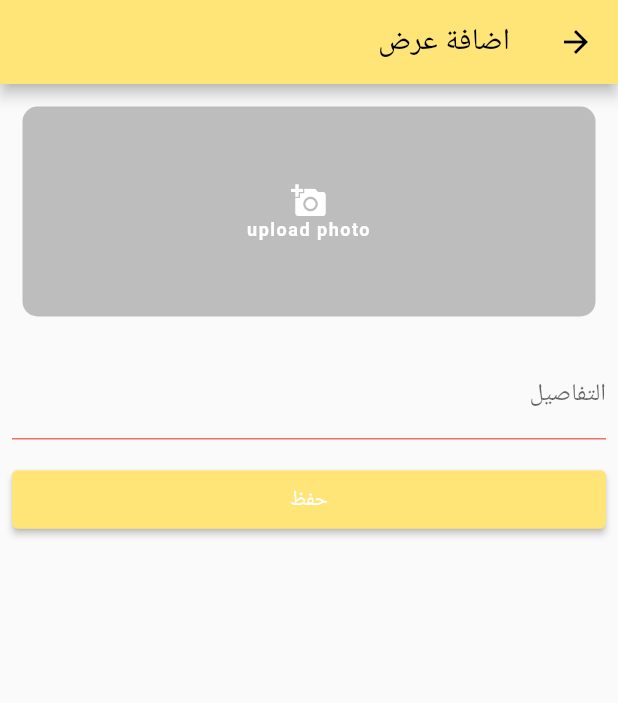
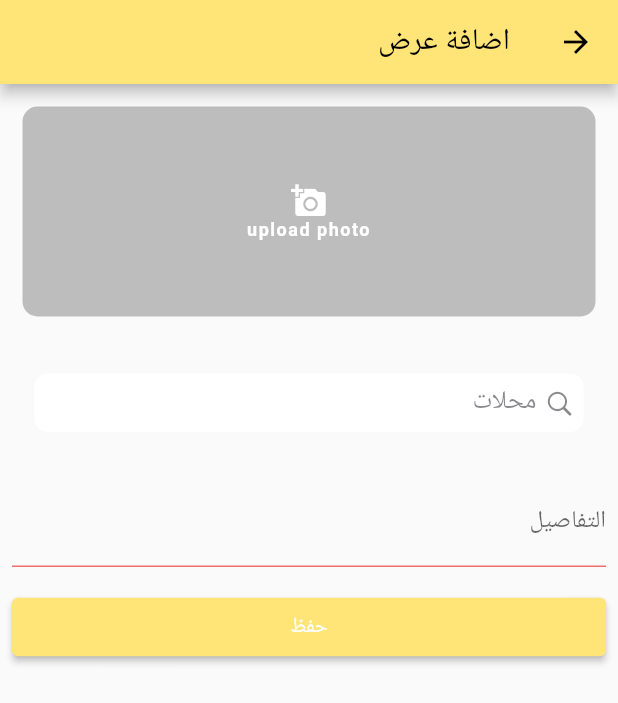
Before and after one commit to elesdody5/mydelivery_admin, a Flutter app: the OfferDetailsScreen screen opened by its route, on a phone screen of 412 x 824 dp. Shown: the top 703 px of the screen. Run offline on Flutter 3.47's test engine with Material 2 defaults, Android fonts, the phone set to English and light mode, and no system bars; drawn by our look-alikes of flutter_form_builder; our stand-ins replace cached_network_image, cloud_firestore, cool_alert, curved_navigation_bar, dio, firebase_core and 10 more; missing offline and left inert: form_builder_image_picker; accounts and stored records are empty; network calls fail.

Commit message:
add icon add shops to offers

```diff
--- a/features/dashboard/lib/data/remote/network/api_service.dart
+++ b/features/dashboard/lib/data/remote/network/api_service.dart
@@ -1,5 +1,6 @@
 import 'package:core/model/offer.dart';
 import 'package:core/model/response.dart';
+import 'package:core/model/shop.dart';
 
 abstract class ApiService {
   Future<ApiResponse> getAllUsers();
@@ -9,4 +10,6 @@ abstract class ApiService {
   Future<ApiResponse> deleteOffer(String offerId);
 
   Future<ApiResponse> addOffer(Offer offer);
+
+  Future<ApiResponse<List<Shop>>> getAllShops();
 }
--- a/features/dashboard/lib/data/remote/network/apis_url.dart
+++ b/features/dashboard/lib/data/remote/network/apis_url.dart
@@ -1,3 +1,4 @@
 const String offersUrl = "/offers/";
 const String offerUrl = "/offers/offer";
 const String usersUrl = "/users/type";
+const String shopsUrl = "/shops/";
--- a/features/dashboard/lib/data/repository/repository.dart
+++ b/features/dashboard/lib/data/repository/repository.dart
@@ -1,6 +1,7 @@
 import 'package:core/domain/result.dart';
 import 'package:core/domain/user.dart';
 import 'package:core/model/offer.dart';
+import 'package:core/model/shop.dart';
 
 abstract class Repository {
   Future<Result<List<User>>> getAllUsers();
@@ -12,4 +13,6 @@ abstract class Repository {
   Future<Result> deleteOffer(String offerId);
 
   Future<Result> addOffer(Offer offer);
+
+  Future<Result<List<Shop>>> getAllShops();
 }
--- a/features/dashboard/lib/data/repository/repository_imp.dart
+++ b/features/dashboard/lib/data/repository/repository_imp.dart
@@ -3,6 +3,7 @@ import 'package:core/data/shared_preferences/user_manager_interface.dart';
 import 'package:core/domain/result.dart';
 import 'package:core/domain/user.dart';
 import 'package:core/model/offer.dart';
+import 'package:core/model/shop.dart';
 import 'package:dashboard/data/remote/remote_data_source.dart';
 import 'package:dashboard/data/remote/remote_data_source_im.dart';
 import 'package:dashboard/data/repository/repository.dart';
@@ -42,4 +43,9 @@ class MainRepository implements Repository {
   Future<Result> addOffer(Offer offer) {
     return _remoteDataSource.addOffer(offer);
   }
+
+  @override
+  Future<Result<List<Shop>>> getAllShops() {
+    return _remoteDataSource.getAllShops();
+  }
 }
--- a/features/dashboard/lib/offer_details/offer_details_screen.dart
+++ b/features/dashboard/lib/offer_details/offer_details_screen.dart
@@ -1,11 +1,14 @@
 import 'package:cool_alert/cool_alert.dart';
 import 'package:core/model/offer.dart';
+import 'package:core/model/shop.dart';
 import 'package:core/screens.dart';
 import 'package:core/utils/styles.dart';
 import 'package:core/utils/utils.dart';
+import 'package:flutter/cupertino.dart';
 import 'package:flutter/material.dart';
 import 'package:flutter_form_builder/flutter_form_builder.dart';
 import 'package:form_builder_validators/form_builder_validators.dart';
+import 'package:flutter_form_builder/flutter_form_builder.dart';
 
 import 'package:get/get.dart';
 import 'package:provider/provider.dart';
@@ -33,6 +36,7 @@ class _OfferDetailsScreenState extends State<OfferDetailsScreen> {
       Offer? offer = Get.arguments;
       provider = Provider.of<OfferDetailsProvider>(context, listen: false);
       if (offer != null) provider.initOffer(offer);
+      provider.getAllShops();
       _setupListener();
       isInit = false;
     }
@@ -52,8 +56,7 @@ class _OfferDetailsScreenState extends State<OfferDetailsScreen> {
         type: CoolAlertType.success,
         text: message?.tr,
         confirmBtnText: "continue".tr,
-        onConfirmBtnTap: () =>
-            Get.offNamedUntil(homeScreen, (route) => false),
+        onConfirmBtnTap: () => Get.offNamedUntil(homeScreen, (route) => false),
       );
     });
   }
@@ -86,6 +89,37 @@ class _OfferDetailsScreenState extends State<OfferDetailsScreen> {
                 ),
                 Padding(
                     padding: const EdgeInsets.all(8.0),
+                    child: Autocomplete<Shop>(
+                      fieldViewBuilder: (BuildContext context,
+                              TextEditingController fieldTextEditingController,
+                              FocusNode fieldFocusNode,
+                              VoidCallback onFieldSubmitted) =>
+                          Padding(
+                        padding: const EdgeInsets.all(15.0),
+                        child: CupertinoSearchTextField(
+                          backgroundColor: Colors.white,
+                          controller: fieldTextEditingController,
+                          focusNode: fieldFocusNode,
+                          placeholder: 'shops'.tr,
+                        ),
+                      ),
+                      optionsBuilder: (TextEditingValue textEditingValue) {
+                        if (textEditingValue.text.isEmpty) {
+                          return provider.shops;
+                        }
+                        return provider.shops.where((Shop shop) {
+                          return shop.name?.toLowerCase().contains(
+                                  textEditingValue.text.toLowerCase()) ??
+                              false;
+                        });
+                      },
+                      displayStringForOption: (Shop shop) => shop.name ?? "",
+                      onSelected: (Shop shop) {
+                        provider.offer.shop = shop.id;
+                      },
+                    )),
+                Padding(
+                    padding: const EdgeInsets.all(8.0),
                     child: FormBuilderTextField(
                       name: "description",
                       initialValue: provider.offer.description,
```
Also changed, not shown: features/dashboard/lib/data/remote/network/api_service_imp.dart (+13 -0 lines), features/dashboard/lib/data/remote/remote_data_source.dart (+7 -4 lines), features/dashboard/lib/data/remote/remote_data_source_im.dart (+7 -0 lines), features/dashboard/lib/offer_details/offer_details_provider.dart (+10 -0 lines), features/delivery/lib/delivery_list/delivery_list_provider.dart (+14 -0 lines), features/delivery/lib/delivery_list/delivery_list_screen.dart (+19 -4 lines), features/delivery/lib/delivery_list/widgets/search_widget.dart (added, +22 -0 lines), pubspec.yaml (+9 -0 lines), pubspec.lock, 28 other files.
